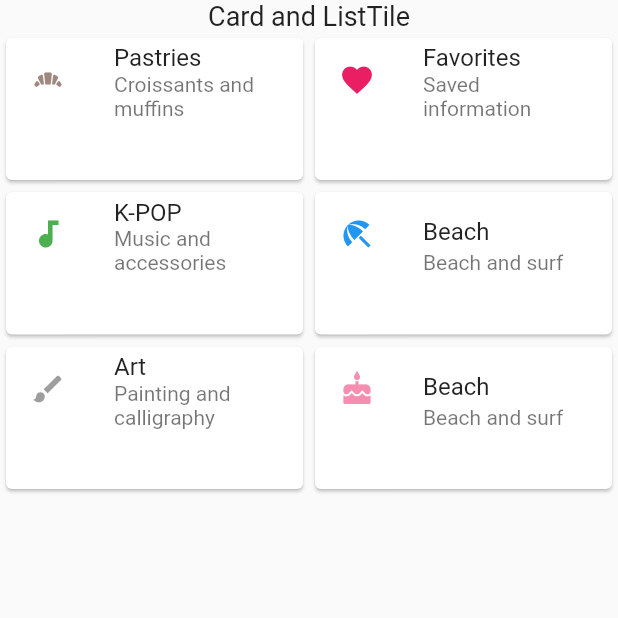
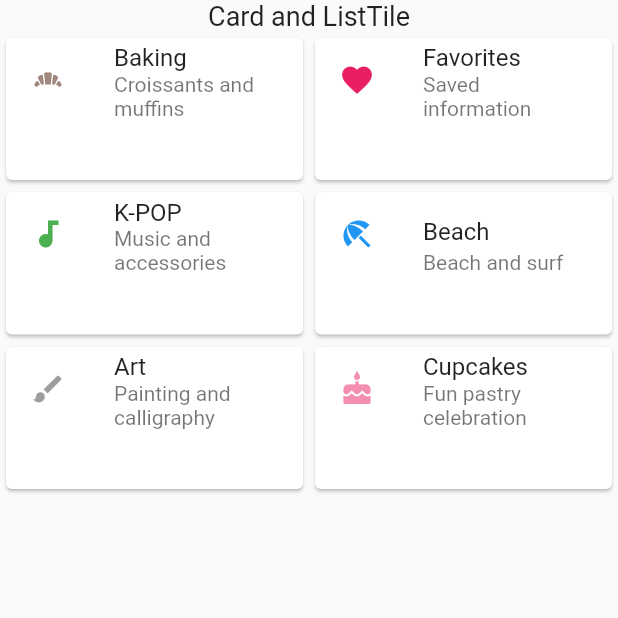
Before and after one commit to codetricity/flutter_grid, a Flutter app: the screen it shows after launch, on a phone screen of 412 x 824 dp, the top half of it. Run offline on Flutter 3.47's test engine with Material 2 defaults, Android fonts, the phone set to English and light mode, and no system bars.

Commit message:
changed titles of tile demo

```diff
--- a/lib/main.dart
+++ b/lib/main.dart
@@ -40,7 +40,7 @@ class SquareView extends StatelessWidget {
                   child: ListTile(
                     leading:
                         Icon(Icons.bakery_dining, color: Colors.brown[300]),
-                    title: Text('Pastries '),
+                    title: Text('Baking'),
                     subtitle: Text('Croissants and muffins'),
                   ),
                 ),
@@ -75,8 +75,8 @@ class SquareView extends StatelessWidget {
                 Card(
                   child: ListTile(
                     leading: Icon(Icons.cake, color: Colors.pink[200]),
-                    title: Text('Beach'),
-                    subtitle: Text('Beach and surf'),
+                    title: Text('Cupcakes'),
+                    subtitle: Text('Fun pastry celebration'),
                   ),
                 ),
               ],
```
